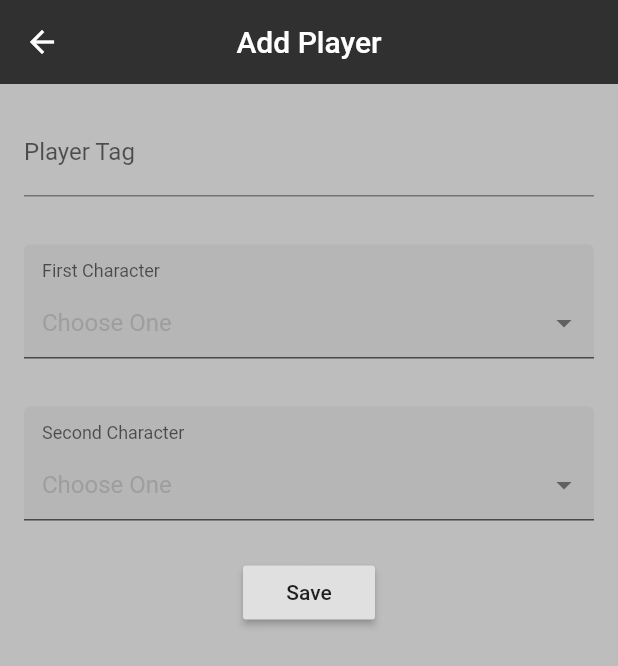
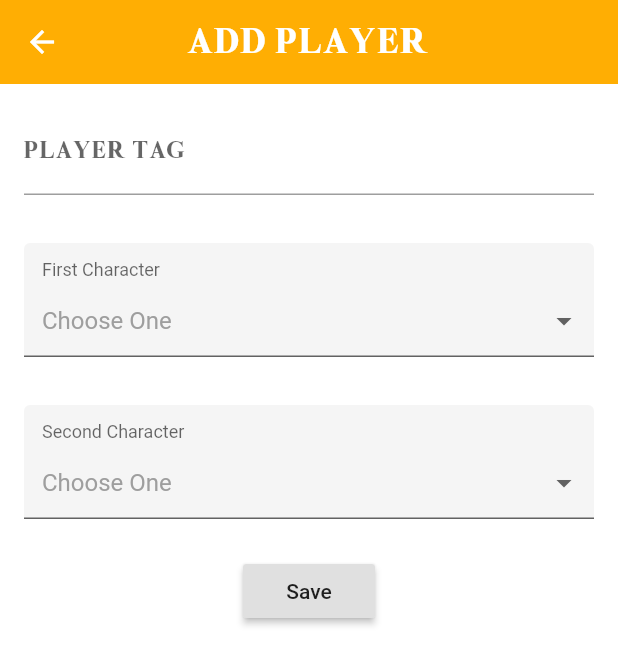
Before and after one commit to aking618/smash_tracker, a Flutter app: the AddPlayer screen opened by its route, on a phone screen of 412 x 824 dp. Shown: the top 666 px of the screen. Run offline on Flutter 3.47's test engine with Material 2 defaults, Android fonts, the phone set to English and light mode, and no system bars; drawn by our look-alikes of dropdown_formfield; generated files the repository leaves out were written again.

```diff
--- a/lib/main.dart
+++ b/lib/main.dart
@@ -1,14 +1,12 @@
 import 'package:flutter/material.dart';
 import 'package:smash_tracker/pages/home.dart';
-import 'package:smash_tracker/pages/loading.dart';
 import 'package:smash_tracker/pages/player_card.dart';
 import 'package:smash_tracker/services/add_dropdown_service.dart';
 
 void main() {
   runApp(MaterialApp(
-    initialRoute: '/',
+    initialRoute: '/home',
     routes: {
-      '/': (context) => Loading(),
       '/home': (context) => Home(),
       '/playerCard': (context) => PlayerCard(),
       '/addPlayer': (context) => AddPlayer(),
--- a/lib/models/playerlist_model.dart
+++ b/lib/models/playerlist_model.dart
@@ -1,5 +1,4 @@
 import 'package:json_annotation/json_annotation.dart';
-import 'package:smash_tracker/services/player_services.dart';
 import 'player_model.dart';
 
 part 'playerlist_model.g.dart';
--- a/lib/services/add_dropdown_service.dart
+++ b/lib/services/add_dropdown_service.dart
@@ -67,11 +67,17 @@ class _AddPlayerState extends State<AddPlayer> {
   Widget build(BuildContext context) {
     return Scaffold(
       resizeToAvoidBottomInset: false,
-      backgroundColor: Colors.grey[400],
+      backgroundColor: Colors.white,
       appBar: AppBar(
-        title: Text('Add Player'),
+        title: Text(
+            'Add Player',
+          style: TextStyle(
+            fontFamily: 'Smash',
+            fontSize: 24.0,
+          ),
+        ),
         centerTitle: true,
-        backgroundColor: Colors.grey[850],
+        backgroundColor: Color.fromRGBO(255, 174, 3, 1.0),
         elevation: 0.0,
       ),
       body: Center(
@@ -84,6 +90,10 @@ class _AddPlayerState extends State<AddPlayer> {
                 decoration: InputDecoration(hintText: 'RandomSmasher47', labelText: 'Player Tag'),
                 controller: textController,
                 keyboardType: TextInputType.text,
+                style: TextStyle(
+                  fontFamily: 'Smash',
+                  color: Color.fromRGBO(77, 144, 152, 1.0)
+                ),
                 validator: (value) =>
                   value.isEmpty ? "Please enter a Player Tag" : null,
                 onSaved: (String value) {
@@ -292,15 +302,15 @@ class _AddPlayerState extends State<AddPlayer> {
                     },
                     {
                       "display": "Mii Brawler",
-                      "value": "mii_brawler",
+                      "value": "mii_fighter",
                     },
                     {
                       "display": "Mii Gunner",
-                      "value": "mii_gunner",
+                      "value": "mii_fighter",
                     },
                     {
                       "display": "Mii Swordfighter",
-                      "value": "mii_swordfighter",
+                      "value": "mii_fighter",
                     },
                     {
                       "display": "Min Min",
@@ -324,7 +334,7 @@ class _AddPlayerState extends State<AddPlayer> {
                     },
                     {
                       "display": "Palutena",
-                      "value": "Palutena",
+                      "value": "palutena",
                     },
                     {
                       "display": "Peach",
@@ -646,15 +656,15 @@ class _AddPlayerState extends State<AddPlayer> {
                     },
                     {
                       "display": "Mii Brawler",
-                      "value": "mii_brawler",
+                      "value": "mii_fighter",
                     },
                     {
                       "display": "Mii Gunner",
-                      "value": "mii_gunner",
+                      "value": "mii_fighter",
                     },
                     {
                       "display": "Mii Swordfighter",
-                      "value": "mii_swordfighter",
+                      "value": "mii_fighter",
                     },
                     {
                       "display": "Min Min",
@@ -678,7 +688,7 @@ class _AddPlayerState extends State<AddPlayer> {
                     },
                     {
                       "display": "Palutena",
-                      "value": "Palutena",
+                      "value": "palutena",
                     },
                     {
                       "display": "Peach",
--- a/lib/services/playerlist_services.dart
+++ b/lib/services/playerlist_services.dart
@@ -6,7 +6,7 @@ import 'package:smash_tracker/models/playerlist_model.dart';
 PlayerList playerList;
 
 Future<String> _loadPlayerListAsset () async {
-  return await rootBundle.loadString('assets/nebula.json');
+  return await rootBundle.loadString('assets/filler.json');
 }
 
 Future loadPlayerList () async {
```
Also changed, not shown: lib/pages/home.dart (+27 -9 lines), lib/pages/loading.dart (deleted, +0 -47 lines), lib/pages/player_card.dart (+10 -8 lines), lib/services/player_services.dart (deleted, +0 -24 lines), assets/filler.json (renamed from assets/nebula.json).
